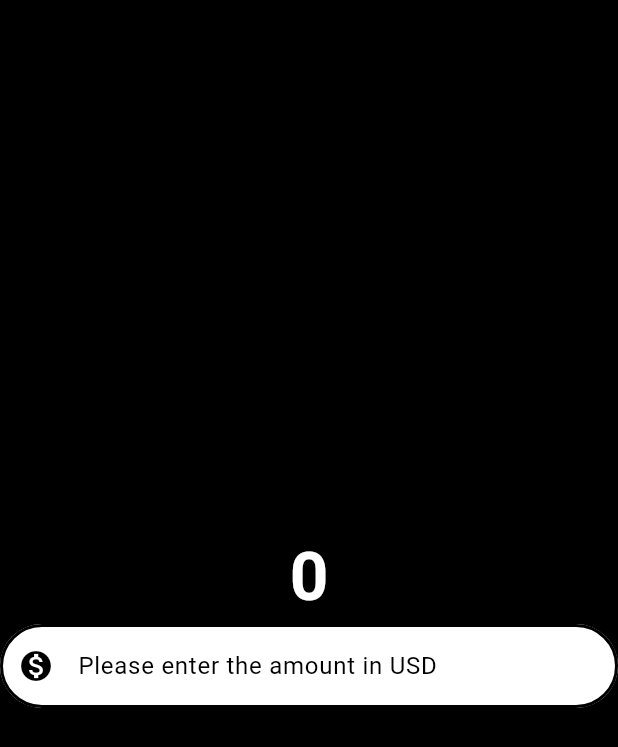
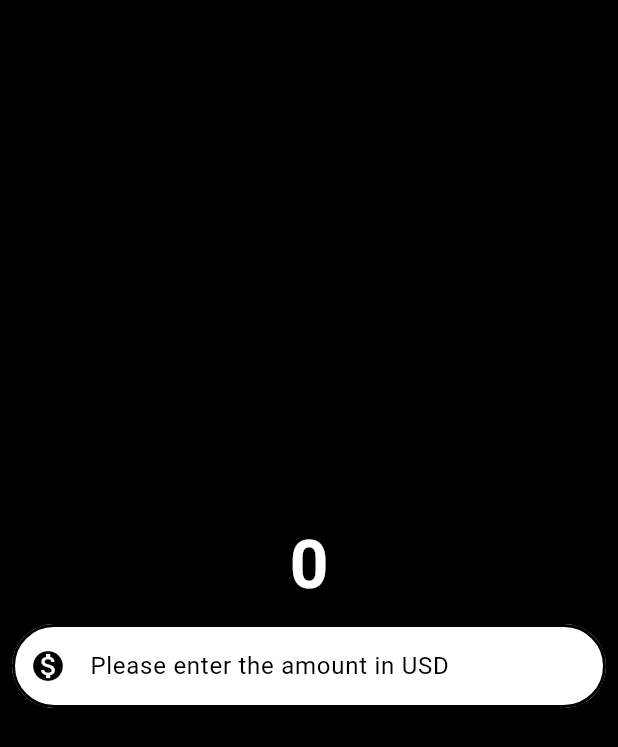
Before and after one commit to Taoheedoh/currency_converter, a Flutter app: the screen it shows after launch, on a phone screen of 412 x 824 dp. Shown: the top 747 px of the screen. Run offline on Flutter 3.47's test engine with Material 3 defaults, Android fonts, the phone set to English and light mode, and no system bars.

Commit message:
add padding

```diff
--- a/lib/currency_convert_material_page.dart
+++ b/lib/currency_convert_material_page.dart
@@ -21,7 +21,9 @@ class CurrencyConverterMaterialPage extends StatelessWidget {
                 color: Colors.white,
               ),
             ),
-            TextField(
+            Padding(
+              padding: EdgeInsets.all(8.0),
+              child: TextField(
                 decoration: InputDecoration(
                   hintText: 'Please enter the amount in USD',
                   hintStyle: TextStyle(
@@ -52,7 +54,7 @@ class CurrencyConverterMaterialPage extends StatelessWidget {
                 ),
                    keyboardType: TextInputType.numberWithOptions(
                     decimal: true,
-                signed: true,
+                ),
               ),
             ),
           ],
```
Lines whose indentation alone changed are shown as unchanged.
